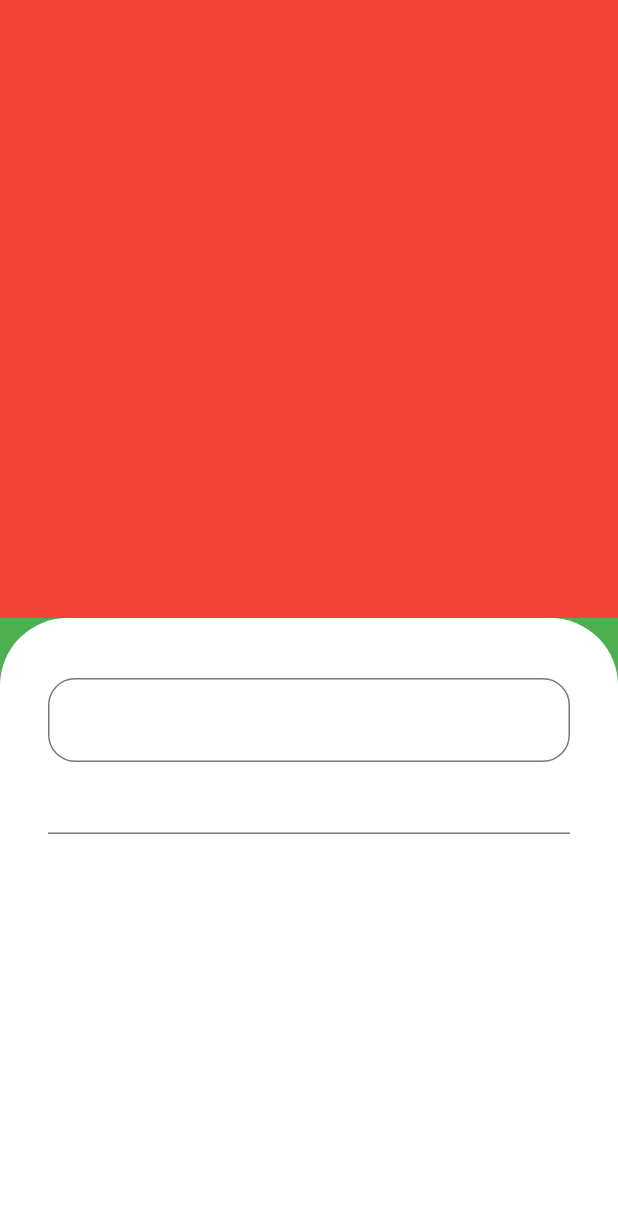
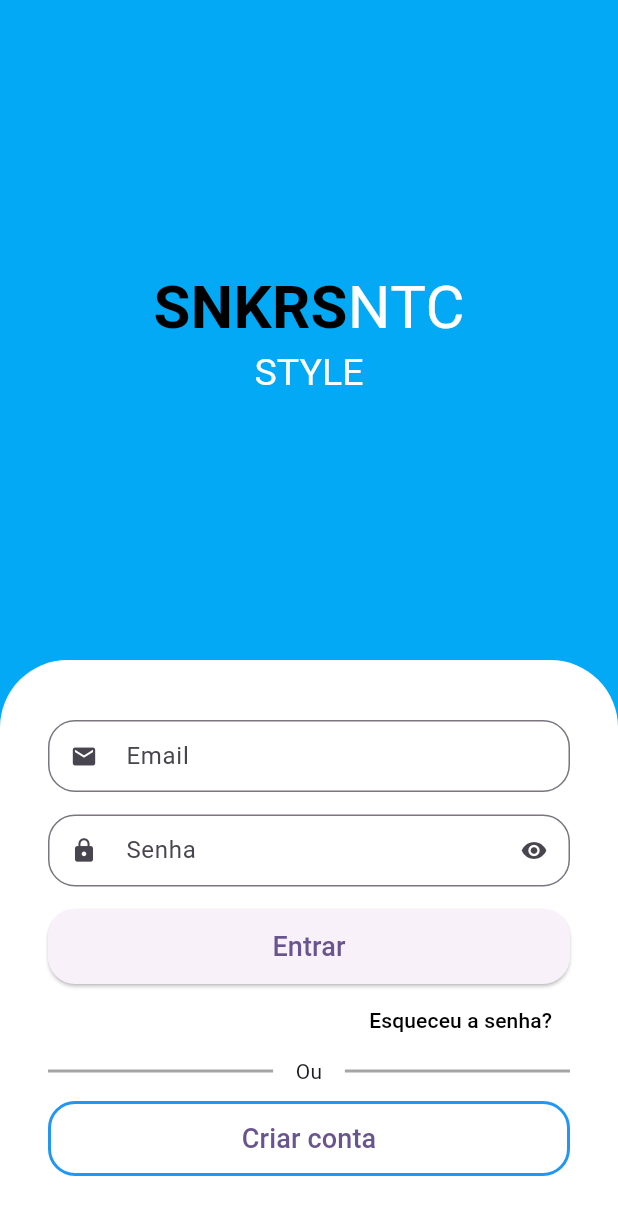
Before and after one commit to Kadu17/LoginFlutter, a Flutter app: the screen it shows after launch, on a phone screen of 412 x 824 dp. Shown: the top 1215 px of the screen. Run offline on Flutter 3.47's test engine with Material 3 defaults, Android fonts, the phone set to English and light mode, and no system bars; drawn by our look-alikes of animated_text_kit.

Commit message:
terminando tela de login e colocando animação

```diff
--- /dev/null
+++ b/lib/auth/components/custom_text_field.dart
@@ -0,0 +1,59 @@
+import 'package:flutter/material.dart';
+
+class CustomTextField extends StatefulWidget {
+  final IconData icon;
+  final String label;
+  final bool isSecret;
+
+
+  const CustomTextField({
+    Key? key,
+    required this.icon,
+    required this.label,
+    this.isSecret = false,
+  }) : super(key: key);
+
+  @override
+  State<CustomTextField> createState() => _CustomTextFieldState();
+}
+
+class _CustomTextFieldState extends State<CustomTextField> {
+
+  bool isObscure = false;
+
+  @override
+  void initState() {
+    // TODO: implement initState
+    super.initState();
+
+    isObscure = widget.isSecret;
+  }
+
+  @override
+  Widget build(BuildContext context) {
+    return Padding(
+      padding: const EdgeInsets.only(bottom: 15),
+      child: TextFormField(
+        obscureText: isObscure,
+        decoration: InputDecoration(
+          suffixIcon: widget.isSecret
+           ? IconButton(
+              onPressed: () {
+               setState(() {
+                 isObscure = !isObscure;
+               });
+              },
+              icon: Icon(isObscure ? Icons.visibility : Icons.visibility_off),
+              )
+              : null,
+          prefixIcon: Icon(widget.icon),
+          labelText: widget.label,
+          isDense: true,
+          border: OutlineInputBorder(
+            borderRadius: BorderRadius.circular(18),
+          ),
+        ),
+      ),
+    );
+  }
+}
--- a/lib/auth/sign_in_screen.dart
+++ b/lib/auth/sign_in_screen.dart
@@ -1,4 +1,6 @@
+import 'package:animated_text_kit/animated_text_kit.dart';
 import 'package:flutter/material.dart';
+import 'package:flutterlogin/auth/components/custom_text_field.dart';
 
 class SigInScreen extends StatelessWidget {
   const SigInScreen({Key? key}) : super(key: key);
@@ -6,16 +8,59 @@ class SigInScreen extends StatelessWidget {
   @override
   Widget build(BuildContext context) {
     return Scaffold(
-      backgroundColor: Colors.green,
+      backgroundColor: Colors.lightBlue,
       body: Column(
         children: [
           Expanded(
-            child: Container(
-              color: Colors.red,
+            child: Column(
+              mainAxisAlignment: MainAxisAlignment.center,
+              children: [
+                // nome do app
+               const Text.rich(TextSpan(
+                  style: TextStyle(
+                    fontSize: 40,
+                  ),
+                  children: [
+                    TextSpan(
+                      text: 'SNKRS',
+                      style: TextStyle(
+                        color: Colors.black,
+                        fontWeight: FontWeight.bold,
+                      )
+                    ),
+                    TextSpan(
+                      text: 'NTC',
+                      style: TextStyle(
+                        color: Colors.white
+                      )
+                    )
+                  ]
+                )),
+
+                //categorias
+                SizedBox(
+                  height: 30,
+                  child: DefaultTextStyle(
+                    style: const TextStyle(
+                      fontSize: 25,
+                    ),
+                    child: AnimatedTextKit(
+                      pause: Duration.zero,
+                      repeatForever: true,
+                      animatedTexts: [
+                        FadeAnimatedText('STYLE'),
+                        FadeAnimatedText('SNKRS'),
+                        FadeAnimatedText('MODELS'),
+                        FadeAnimatedText('NTC'),
+                      ],),
                   ),
                 ),
-          Expanded(
-            child: Container(
+              ],
+            ),
+          ),
+
+          //formulario
+          Container(
             padding: const EdgeInsets.symmetric(
               horizontal: 32,
               vertical: 40,
@@ -27,20 +72,93 @@ class SigInScreen extends StatelessWidget {
             ),
             ),
             child: Column(
+              crossAxisAlignment: CrossAxisAlignment.stretch,
               children: [
+                // Email
+                const CustomTextField(
+                  icon: Icons.email,
+                  label: 'Email',
+                ),
+                // Senha
+                const CustomTextField(
+                  icon: Icons.lock,
+                  label: 'Senha',
+                  isSecret: true,
+                ),
 
-                  TextFormField(
-                    decoration: InputDecoration(
-                      border: OutlineInputBorder(
-                        borderRadius: BorderRadius.circular(18),
+                // Botão para entrar
+                SizedBox(
+                  height: 50,
+                  child: ElevatedButton(
+                    style: ElevatedButton.styleFrom(
+                      shape: RoundedRectangleBorder(
+                        borderRadius: BorderRadius.circular (18),
+                      ),
+                    ),
+                    onPressed: (){},
+                    child: const Text('Entrar', style: TextStyle(
+                      fontSize: 18,
+                    ),),
+                  ),
+                ),
+
+                //esqueceu a senha
+                Align(
+                  alignment: Alignment.centerRight,
+                  child: TextButton(onPressed: () {},
+                    child: const Text(
+                      'Esqueceu a senha?',
+                      style: TextStyle(
+                        color: Colors.black
                       ),
                     ),
                   ),
+                ),
+                //divisor
+                Padding(
+                  padding: const EdgeInsets.only(bottom: 10),
+                  child: Row(
+                    children: [
+                      Expanded(
+                        child: Divider(
+                          color: Colors.black.withAlpha(90),
+                          thickness: 2,
+                        ),
+                      ),
+                      const Padding(
+                        padding: EdgeInsets.symmetric(horizontal: 15),
+                        child: Text('Ou'),
+                      ),
+                      Expanded(
+                        child: Divider(
+                          color: Colors.black.withAlpha(90),
+                          thickness: 2,
+                        ),
+                      ),
+                    ],
+                  ),
+                ),
 
-
-                  TextFormField(),
+                //Botão de novo usuario
+                SizedBox(
+                  height: 50,
+                  child: OutlinedButton(
+                    style: OutlinedButton.styleFrom(
+                      shape: RoundedRectangleBorder(
+                        borderRadius: BorderRadius.circular(18)
+                      ),
+                      side: const BorderSide(
+                        width: 2,
+                        color: Colors.blue
+                      )
+                    ),
+                    onPressed: () {},
+                    child: const Text('Criar conta', style: TextStyle(
+                      fontSize: 18,
+                    ),),
+                  ),
+                ),
               ],
-              )
             ),
           ),
         ],
--- a/pubspec.yaml
+++ b/pubspec.yaml
@@ -36,6 +36,7 @@ dependencies:
   # The following adds the Cupertino Icons font to your application.
   # Use with the CupertinoIcons class for iOS style icons.
   cupertino_icons: ^1.0.2
+  animated_text_kit: ^4.2.2
 
 dev_dependencies:
   flutter_test:
```
Also changed, not shown: pubspec.lock. Lines whose indentation alone changed are shown as unchanged.
